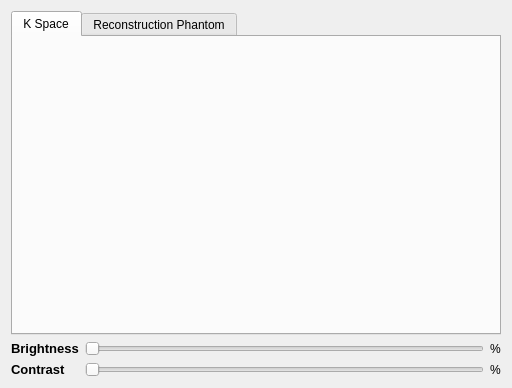
Before: the Qt Designer form src/ui/reconstruction_widget.ui in MOHAMEDMANSOUR20/MRI_Simulation, drawn with Qt 5.
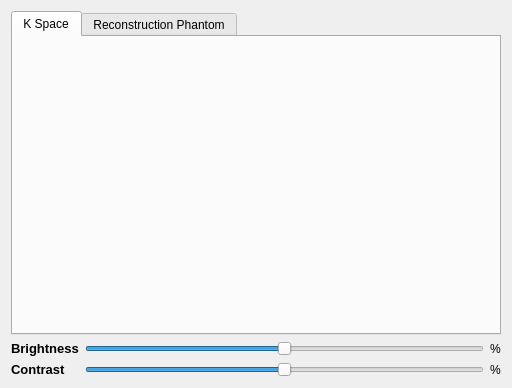
After: the same form once the commit is applied.

Diff of the .ui file:
```diff
--- a/src/ui/reconstruction_widget.ui
+++ b/src/ui/reconstruction_widget.ui
@@ -66,6 +66,15 @@
      </item>
      <item row="1" column="1">
       <widget class="QSlider" name="contrast_Slider">
+       <property name="minimum">
+        <number>-100</number>
+       </property>
+       <property name="maximum">
+        <number>100</number>
+       </property>
+       <property name="singleStep">
+        <number>5</number>
+       </property>
        <property name="orientation">
         <enum>Qt::Horizontal</enum>
        </property>
@@ -73,6 +82,15 @@
      </item>
      <item row="0" column="1">
       <widget class="QSlider" name="brightness_Slider">
+       <property name="minimum">
+        <number>-100</number>
+       </property>
+       <property name="maximum">
+        <number>100</number>
+       </property>
+       <property name="singleStep">
+        <number>5</number>
+       </property>
        <property name="orientation">
         <enum>Qt::Horizontal</enum>
        </property>
```
